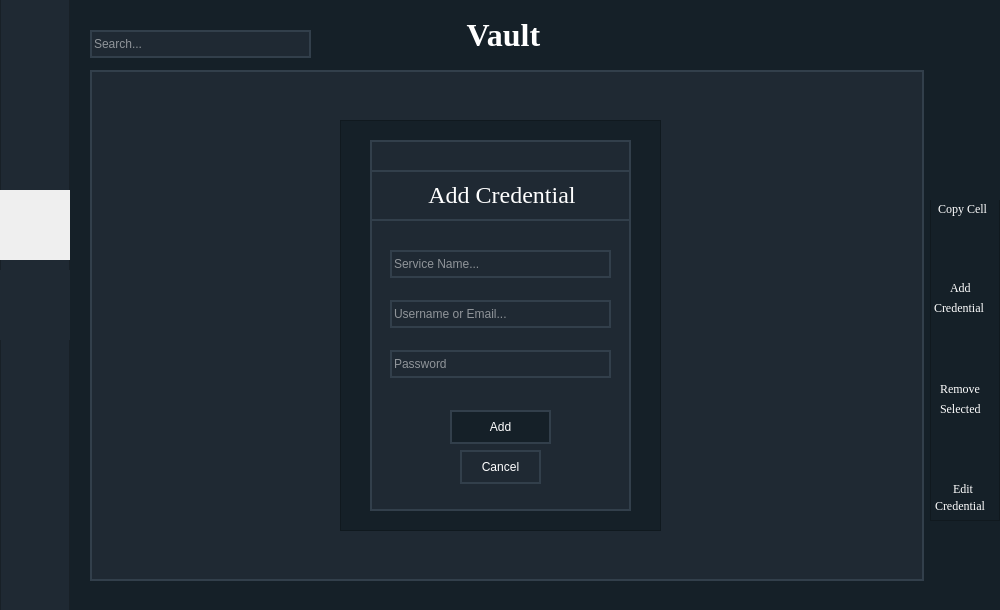
The window that src/CredentialMenu/CredentialMenu.ui (Collin-Varisco/CryptoVault) describes before a commit, drawn with Qt 5.
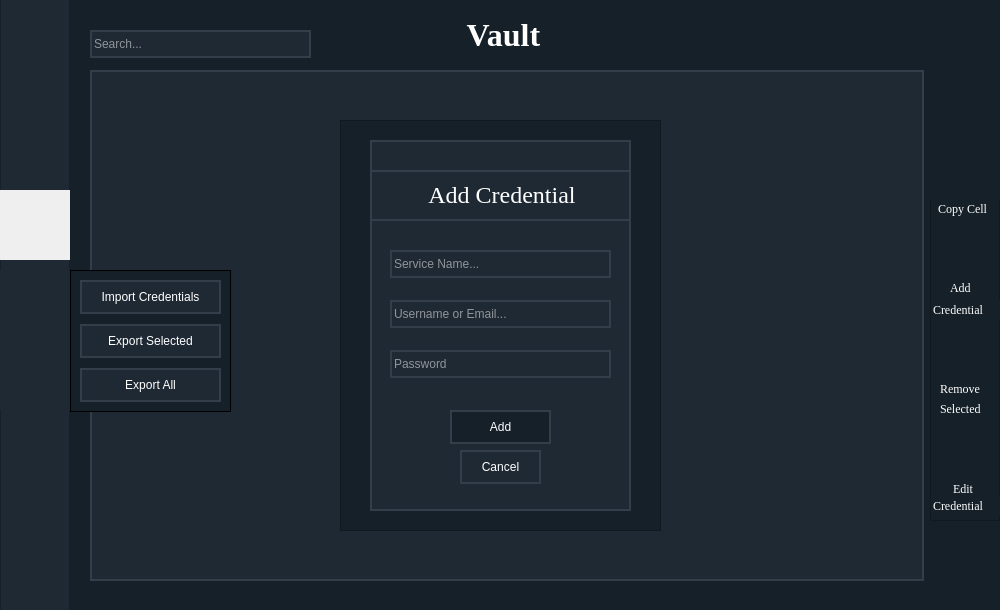
The same window after the commit. Icons and pictures are not drawn.

Commit message: GUI improvements to the vault menu.

Patch:
```diff
--- a/src/CredentialMenu/CredentialMenu.ui
+++ b/src/CredentialMenu/CredentialMenu.ui
@@ -21,6 +21,7 @@
   </property>
   <property name="styleSheet">
    <string notr="true">background: #152028;
+
 </string>
   </property>
   <widget class="QFrame" name="frame">
@@ -71,15 +72,27 @@
    <widget class="QPushButton" name="SettingsButton">
     <property name="geometry">
      <rect>
-      <x>11</x>
-      <y>350</y>
-      <width>51</width>
+      <x>0</x>
+      <y>360</y>
+      <width>71</width>
       <height>70</height>
      </rect>
     </property>
     <property name="styleSheet">
-     <string notr="true">background: #1F2933;
-border: none;</string>
+     <string notr="true">
+QPushButton#SettingsButton {
+	background: #1F2933;
+	border: none;
+}
+QPushButton#SettingsButton:hover {
+	background:  #152028;;
+	border: none;
+}
+
+QPushButton#SettingsButton:pressed {
+	border: none;
+	background: white;
+}</string>
     </property>
     <property name="text">
      <string/>
@@ -95,7 +108,7 @@
      </size>
     </property>
    </widget>
-   <widget class="QPushButton" name="ExportButton">
+   <widget class="QPushButton" name="ImportExportOptionsButton">
     <property name="geometry">
      <rect>
       <x>0</x>
@@ -105,9 +118,19 @@
      </rect>
     </property>
     <property name="styleSheet">
-     <string notr="true">background: #1F2933;
-border: none;
-</string>
+     <string notr="true">QPushButton#ImportExportOptionsButton {
+	background: #1F2933;
+	border: none;
+}
+QPushButton#ImportExportOptionsButton:hover {
+	background:  #152028;;
+	border: none;
+}
+
+QPushButton#ImportExportOptionsButton:pressed {
+	border: none;
+	background: white;
+}</string>
     </property>
     <property name="text">
      <string/>
@@ -288,10 +311,10 @@
    <widget class="QLabel" name="label_3">
     <property name="geometry">
      <rect>
-      <x>4</x>
+      <x>3</x>
       <y>170</y>
-      <width>61</width>
-      <height>16</height>
+      <width>71</width>
+      <height>20</height>
      </rect>
     </property>
     <property name="font">
@@ -414,9 +437,9 @@
    <widget class="QLabel" name="label_7">
     <property name="geometry">
      <rect>
-      <x>5</x>
+      <x>3</x>
       <y>366</y>
-      <width>61</width>
+      <width>71</width>
       <height>20</height>
      </rect>
     </property>
@@ -606,12 +629,87 @@
     </widget>
    </widget>
   </widget>
+  <widget class="QFrame" name="ImportExportFrame">
+   <property name="geometry">
+    <rect>
+     <x>70</x>
+     <y>270</y>
+     <width>161</width>
+     <height>142</height>
+    </rect>
+   </property>
+   <property name="styleSheet">
+    <string notr="true">border: 1px solid Black;
+background: #152028;</string>
+   </property>
+   <property name="frameShape">
+    <enum>QFrame::StyledPanel</enum>
+   </property>
+   <property name="frameShadow">
+    <enum>QFrame::Raised</enum>
+   </property>
+   <widget class="QPushButton" name="ImportButton">
+    <property name="geometry">
+     <rect>
+      <x>10</x>
+      <y>10</y>
+      <width>141</width>
+      <height>34</height>
+     </rect>
+    </property>
+    <property name="styleSheet">
+     <string notr="true">background: #1F2933;
+border: 2px solid #323F4B;
+color: white;</string>
+    </property>
+    <property name="text">
+     <string>Import Credentials</string>
+    </property>
+   </widget>
+   <widget class="QPushButton" name="ExportSelectedButton">
+    <property name="geometry">
+     <rect>
+      <x>10</x>
+      <y>54</y>
+      <width>141</width>
+      <height>34</height>
+     </rect>
+    </property>
+    <property name="styleSheet">
+     <string notr="true">background: #1F2933;
+border: 2px solid #323F4B;
+color: white;</string>
+    </property>
+    <property name="text">
+     <string>Export Selected</string>
+    </property>
+   </widget>
+   <widget class="QPushButton" name="ExportAllButton">
+    <property name="geometry">
+     <rect>
+      <x>10</x>
+      <y>98</y>
+      <width>141</width>
+      <height>34</height>
+     </rect>
+    </property>
+    <property name="styleSheet">
+     <string notr="true">background: #1F2933;
+border: 2px solid #323F4B;
+color: white;</string>
+    </property>
+    <property name="text">
+     <string>Export All</string>
+    </property>
+   </widget>
+  </widget>
   <zorder>label_8</zorder>
   <zorder>frame</zorder>
   <zorder>CredentialTable</zorder>
   <zorder>SearchBar</zorder>
   <zorder>frame_2</zorder>
   <zorder>AddCredentialFrame</zorder>
+  <zorder>ImportExportFrame</zorder>
  </widget>
  <resources>
   <include location="files.qrc"/>
```
The commit also changes 6 other files.
